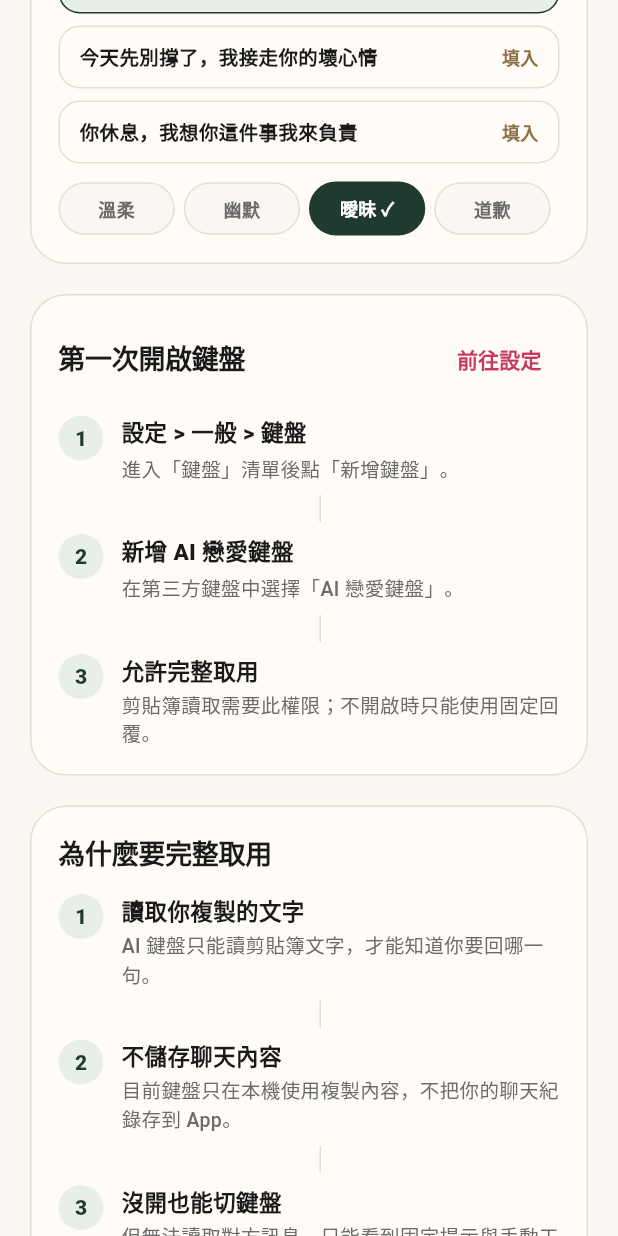
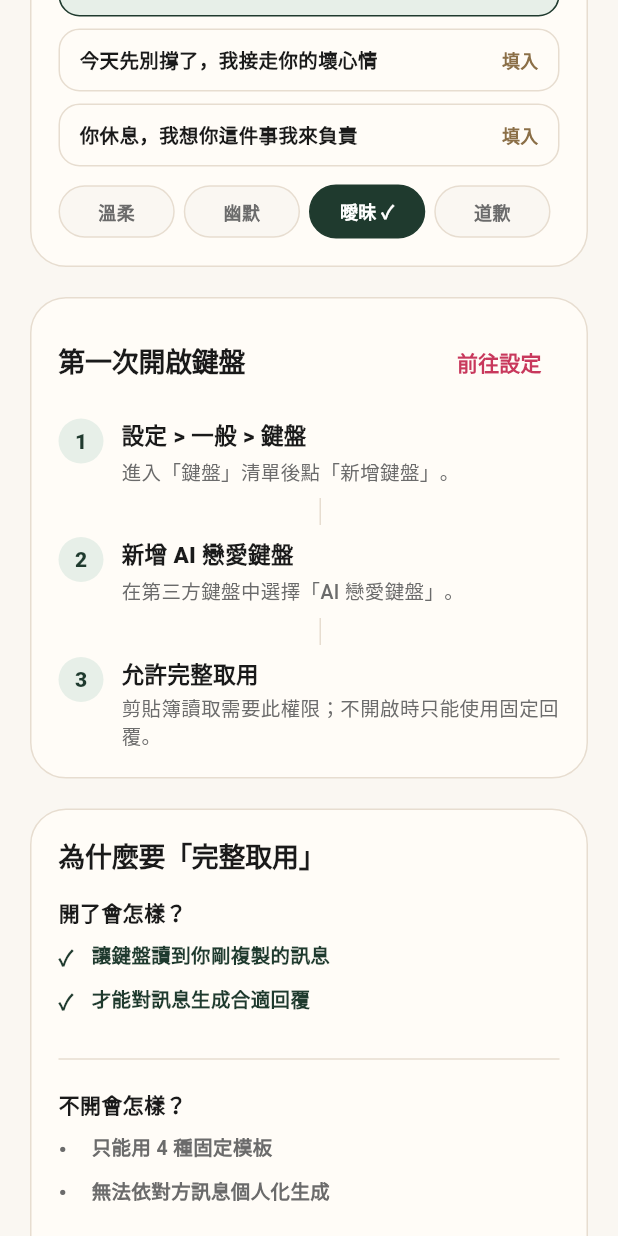
Before and after one commit to zli426491-byte/ai-love-keyboard, a Flutter app: the KeyboardGuideView screen opened by its route, scrolled down 1152 dp, on a phone screen of 412 x 824 dp. Run offline on Flutter 3.47's test engine with Material 3 defaults, Android fonts, the phone set to English and light mode, and no system bars; our stand-ins replace flutter_animate, package_info_plus, share_plus, shared_preferences, smooth_page_indicator; accounts and stored records are empty; Roboto replaces fonts that are missing (NotoSansTC).

Commit message:
Complete keyboard UX P0 polish

```diff
--- a/lib/views/keyboard/keyboard_guide_view.dart
+++ b/lib/views/keyboard/keyboard_guide_view.dart
@@ -223,7 +223,7 @@ class _KeyboardPreview extends StatelessWidget {
                     borderRadius: BorderRadius.circular(14),
                   ),
                   child: const Text(
-                    '讀取剪貼簿對話',
+                    '我已複製，產生 3 句',
                     textAlign: TextAlign.center,
                     style: TextStyle(
                       color: Colors.white,
@@ -277,7 +277,7 @@ class _FlowCard extends StatelessWidget {
           _GuideStep(
             number: '3',
             title: '讀取後點回覆',
-            body: '點「讀取對話」，選一句建議，會直接填入輸入框。',
+            body: '點「我已複製，產生 3 句」，選一句建議，會直接填入輸入框。',
           ),
         ],
       ),
@@ -377,25 +377,100 @@ class _FullAccessCard extends StatelessWidget {
   @override
   Widget build(BuildContext context) {
     return _GuideCard(
-      title: '為什麼要完整取用',
+      title: '為什麼要「完整取用」',
       child: Column(
+        crossAxisAlignment: CrossAxisAlignment.start,
         children: const [
-          _GuideStep(
-            number: '1',
-            title: '讀取你複製的文字',
-            body: 'AI 鍵盤只能讀剪貼簿文字，才能知道你要回哪一句。',
+          _ExplainHeading(text: '開了會怎樣？'),
+          SizedBox(height: 10),
+          _ExplainRow(text: '讓鍵盤讀到你剛複製的訊息', color: KeyboardGuideView._forest),
+          _ExplainRow(text: '才能對訊息生成合適回覆', color: KeyboardGuideView._forest),
+          SizedBox(height: 12),
+          Divider(color: KeyboardGuideView._line),
+          SizedBox(height: 12),
+          _ExplainHeading(text: '不開會怎樣？'),
+          SizedBox(height: 10),
+          _ExplainRow(
+            icon: '•',
+            text: '只能用 4 種固定模板',
+            color: KeyboardGuideView._muted,
           ),
-          _GuideDivider(),
-          _GuideStep(
-            number: '2',
-            title: '不儲存聊天內容',
-            body: '目前鍵盤只在本機使用複製內容，不把你的聊天紀錄存到 App。',
+          _ExplainRow(
+            icon: '•',
+            text: '無法依對方訊息個人化生成',
+            color: KeyboardGuideView._muted,
           ),
-          _GuideDivider(),
-          _GuideStep(
-            number: '3',
-            title: '沒開也能切鍵盤',
-            body: '但無法讀取對方訊息，只能看到固定提示與手動工具列。',
+          SizedBox(height: 12),
+          Divider(color: KeyboardGuideView._line),
+          SizedBox(height: 12),
+          _ExplainHeading(text: '我們的承諾', color: KeyboardGuideView._forest),
+          SizedBox(height: 10),
+          _ExplainRow(text: '不蒐集你的訊息內容', color: KeyboardGuideView._forest),
+          _ExplainRow(text: '目前不上傳到任何伺服器', color: KeyboardGuideView._forest),
+          _ExplainRow(text: '處理完成立即丟棄', color: KeyboardGuideView._forest),
+        ],
+      ),
+    );
+  }
+}
+
+class _ExplainHeading extends StatelessWidget {
+  final String text;
+  final Color color;
+
+  const _ExplainHeading({
+    required this.text,
+    this.color = KeyboardGuideView._text,
+  });
+
+  @override
+  Widget build(BuildContext context) {
+    return Text(
+      text,
+      style: TextStyle(color: color, fontSize: 14, fontWeight: FontWeight.w900),
+    );
+  }
+}
+
+class _ExplainRow extends StatelessWidget {
+  final String icon;
+  final String text;
+  final Color color;
+
+  const _ExplainRow({
+    required this.text,
+    this.icon = '✓',
+    this.color = KeyboardGuideView._forest,
+  });
+
+  @override
+  Widget build(BuildContext context) {
+    return Padding(
+      padding: const EdgeInsets.only(bottom: 9),
+      child: Row(
+        crossAxisAlignment: CrossAxisAlignment.start,
+        children: [
+          SizedBox(
+            width: 22,
+            child: Text(
+              icon,
+              style: TextStyle(
+                color: color,
+                fontSize: 14,
+                fontWeight: FontWeight.w900,
+              ),
+            ),
+          ),
+          Expanded(
+            child: Text(
+              text,
+              style: TextStyle(
+                color: color,
+                fontSize: 13,
+                height: 1.35,
+                fontWeight: FontWeight.w700,
+              ),
+            ),
           ),
         ],
       ),
--- a/lib/views/onboarding/onboarding_view.dart
+++ b/lib/views/onboarding/onboarding_view.dart
@@ -6,6 +6,7 @@ import 'package:smooth_page_indicator/smooth_page_indicator.dart';
 import 'package:ai_love_keyboard/utils/app_theme.dart';
 import 'package:ai_love_keyboard/utils/constants.dart';
 import 'package:ai_love_keyboard/views/home/home_view.dart';
+import 'package:ai_love_keyboard/views/onboarding/onboarding_try_view.dart';
 
 class OnboardingView extends StatefulWidget {
   const OnboardingView({super.key});
@@ -18,7 +19,7 @@ class _OnboardingViewState extends State<OnboardingView> {
   final _pageController = PageController();
   int _currentPage = 0;
 
-  final _pages = const [
+  final List<Widget> _pages = const [
     _OnboardingPage(
       gradient: AppTheme.onboardingGradient1,
       icon: Icons.auto_awesome_rounded,
@@ -40,6 +41,7 @@ class _OnboardingViewState extends State<OnboardingView> {
       subtitle: '配對後不知道說什麼？',
       description: '根據對方資料生成有創意的開場白，告別冷場',
     ),
+    OnboardingTryView(),
     _OnboardingPage(
       gradient: AppTheme.onboardingGradient2,
       icon: Icons.keyboard_rounded,
```
Also changed, not shown: lib/views/onboarding/onboarding_try_view.dart (added, +363 -0 lines), 1 other file.
